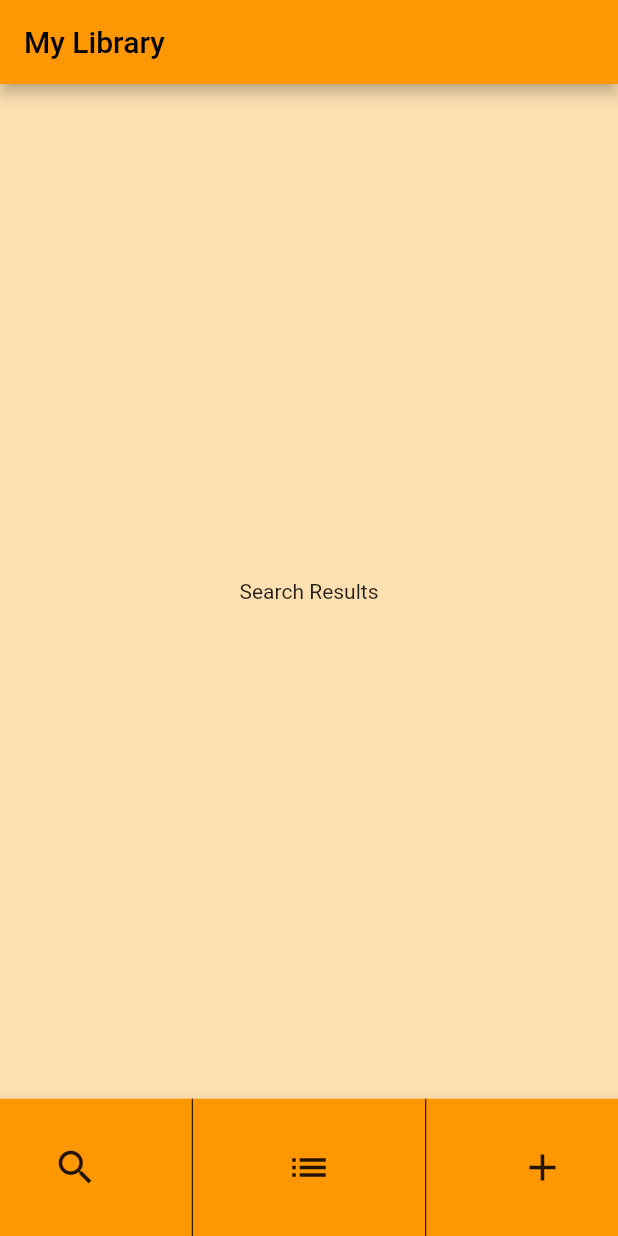
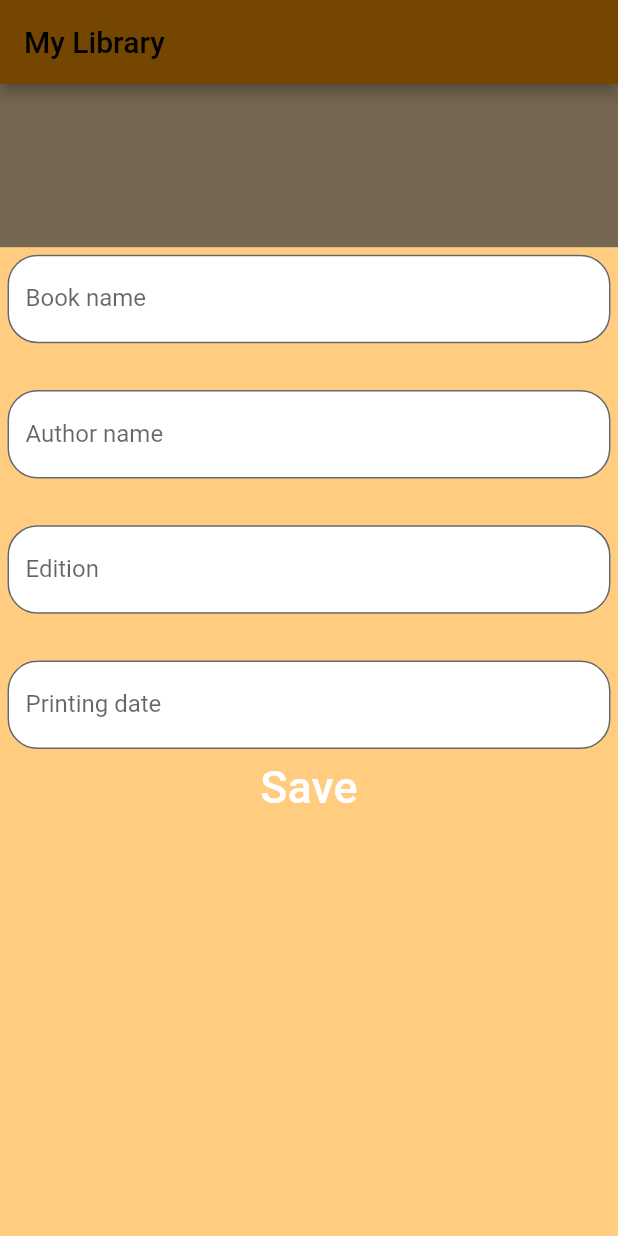
Before and after one commit to armagangok/bookshelf_app, a Flutter app: the screen it shows after launch, after a tap on the "add" icon, on a phone screen of 412 x 824 dp. Run offline on Flutter 3.47's test engine with Material 2 defaults, Android fonts, the phone set to English and light mode, and no system bars; our stand-ins replace hive, hive_flutter; accounts and stored records are empty.

Commit message:
textformfield input added, modalbottomsheet added.

```diff
--- /dev/null
+++ b/lib/app/common/text_form_field.dart
@@ -0,0 +1,19 @@
+import 'package:flutter/material.dart';
+
+Widget textFormField(String labelText, TextInputType type, data) {
+
+  return TextFormField(
+    controller: data,
+    decoration: InputDecoration(
+
+      labelText: labelText,
+      fillColor: Colors.white,
+      filled: true,
+      border: OutlineInputBorder(
+        borderRadius: BorderRadius.circular(20.0),
+        borderSide: const BorderSide(),
+      ),
+    ),
+    keyboardType: type,
+  );
+}
--- a/lib/app/home/homepage.dart
+++ b/lib/app/home/homepage.dart
@@ -8,9 +8,19 @@ class HomePage extends StatelessWidget {
 
   @override
   Widget build(BuildContext context) {
+    final TextEditingController bookName = TextEditingController();
+    final TextEditingController authorName = TextEditingController();
+    final TextEditingController edition = TextEditingController();
+    final TextEditingController printingDate = TextEditingController();
     return Scaffold(
       backgroundColor: Theme.of(context).backgroundColor,
-      bottomNavigationBar: bottomApBar(context),
+      bottomNavigationBar: bottomApBar(
+        context,
+        bookName,
+        authorName,
+        edition,
+        printingDate,
+      ),
       appBar: appBar("My Library"),
       body: Center(
         child: Column(
--- a/lib/app/home/widgets/bottom_app_bar_widget.dart
+++ b/lib/app/home/widgets/bottom_app_bar_widget.dart
@@ -1,6 +1,13 @@
 import 'package:flutter/material.dart';
+import 'package:library_app/app/screens/add_book_screen/modal_bottom_sheet.dart';
 
-Widget bottomApBar(BuildContext context) {
+Widget bottomApBar(
+  BuildContext context,
+  bookName,
+  authorName,
+  edition,
+  printingDate,
+) {
   return BottomAppBar(
     color: Theme.of(context).primaryColor,
     shape: const CircularNotchedRectangle(),
@@ -31,7 +38,15 @@ Widget bottomApBar(BuildContext context) {
           IconButton(
             iconSize: 30.0,
             icon: const Icon(Icons.add),
-            onPressed: () {},
+            onPressed: () {
+              bottomSheet(
+                context,
+                bookName,
+                authorName,
+                edition,
+                printingDate,
+              );
+            },
           ),
         ],
       ),
--- /dev/null
+++ b/lib/app/screens/add_book_screen/modal_bottom_sheet.dart
@@ -0,0 +1,73 @@
+import 'package:flutter/material.dart';
+import 'package:library_app/database/hive_model.dart';
+import '../../common/text_form_field.dart';
+
+Future<void> bottomSheet(
+        context, bookName, authorName, edition, printingDate) =>
+    showModalBottomSheet(
+      backgroundColor: Colors.orange[200],
+      isScrollControlled: true,
+      context: context,
+      builder: (BuildContext context) {
+        return SizedBox(
+          height: MediaQuery.of(context).size.height * 0.80,
+          child: Padding(
+            padding: const EdgeInsets.symmetric(vertical: 5, horizontal: 5),
+            child: Align(
+              alignment: Alignment.topCenter,
+              child: Column(
+                children: [
+                  SizedBox(
+                    height: MediaQuery.of(context).size.height * 0.4,
+                    child: Column(
+                      mainAxisAlignment: MainAxisAlignment.spaceBetween,
+                      children: <Widget>[
+                        textFormField(
+                          "Book name",
+                          TextInputType.emailAddress,
+                          bookName,
+                        ),
+                        textFormField(
+                          "Author name",
+                          TextInputType.emailAddress,
+                          authorName,
+                        ),
+                        textFormField(
+                          "Edition",
+                          TextInputType.number,
+                          edition,
+                        ),
+                        textFormField(
+                          "Printing date",
+                          TextInputType.number,
+                          printingDate,
+                        ),
+                      ],
+                    ),
+                  ),
+                  TextButton(
+                    onPressed: () {
+                      final BookModel book = BookModel(
+                        bookName: bookName,
+                        authorName: authorName,
+                        edition: edition,
+                        printingDate: printingDate,
+                      );
+
+                      print(book);
+                    },
+                    child: const Text(
+                      "Save",
+                      style: TextStyle(
+                        fontSize: 30,
+                        color: Colors.white,
+                      ),
+                    ),
+                  )
+                ],
+              ),
+            ),
+          ),
+        );
+      },
+    );
--- a/lib/database/hive_model.dart
+++ b/lib/database/hive_model.dart
@@ -2,16 +2,23 @@ import 'package:hive/hive.dart';
 part 'hive_model.g.dart';
 
 @HiveType(typeId: 1)
-class HiveModel {
+class BookModel {
   @HiveField(0)
   late final String bookName;
 
   @HiveField(1)
-  late final String authorName;
+  late final String? authorName;
 
   @HiveField(2)
-  late final int edition;
+  late final int? edition;
 
   @HiveField(3)
-  late final int printingDate;
+  late final int? printingDate;
+
+  BookModel({
+    required this.bookName,
+    this.authorName,
+    this.edition,
+    this.printingDate,
+  });
 }
--- a/lib/init_app.dart
+++ b/lib/init_app.dart
@@ -8,5 +8,5 @@ Future<void> initApp() async {
   WidgetsFlutterBinding.ensureInitialized();
   final directory = await path_provider.getApplicationDocumentsDirectory();
   Hive.initFlutter(directory.path);
-  Hive.registerAdapter(HiveModelAdapter());
+  Hive.registerAdapter(BookModelAdapter());
 }
```
Also changed, not shown: lib/database/hive_model.g.dart.
